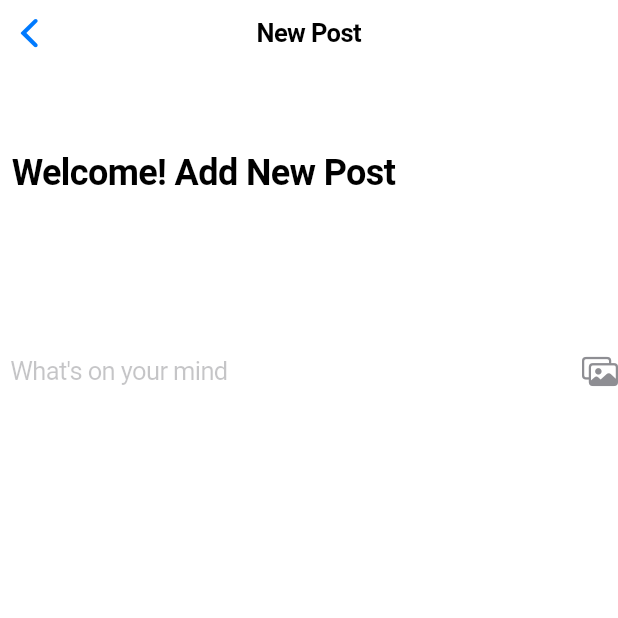
After one commit to kunalnyc/Fashion-Social-Media, a Flutter app: the NewPost screen opened directly, on a phone screen of 412 x 824 dp, the top half of it. The commit adds this screen. Run offline on Flutter 3.47's test engine with Material 3 defaults, Android fonts, the light colour scheme and no system bars; our stand-ins replace image_picker; network calls fail.

Commit message:
Custom Field

```diff
--- a/lib/Screens/home_page.dart
+++ b/lib/Screens/home_page.dart
@@ -1,4 +1,5 @@
 import 'package:fashion_media/Screens/Closet/fashion.dart';
+import 'package:fashion_media/Screens/post_screen.dart';
 import 'package:flutter/cupertino.dart';
 import 'package:flutter/material.dart';
 
@@ -214,7 +215,7 @@ class _HomePageState extends State<HomePage> {
           CupertinoActionSheetAction(
             onPressed: () {
               Navigator.of(context).push(CupertinoPageRoute(
-                  builder: (context) => const FashionScreen()));
+                  builder: (context) => const NewPost()));
             },
             child: const Text('New Post'),
           ),
--- /dev/null
+++ b/lib/Screens/post_screen.dart
@@ -0,0 +1,47 @@
+import 'package:fashion_media/UI/button_bar.dart';
+import 'package:fashion_media/UI/button_bar1.dart';
+import 'package:fashion_media/UI/custom_field.dart';
+import 'package:fashion_media/functions/Text/text_bar.dart';
+import 'package:flutter/cupertino.dart';
+import 'package:flutter/material.dart';
+
+class NewPost extends StatefulWidget {
+  const NewPost({super.key});
+
+  @override
+  State<NewPost> createState() => _NewPostState();
+}
+
+class _NewPostState extends State<NewPost> {
+  @override
+  Widget build(BuildContext context) {
+    return CupertinoPageScaffold(
+      navigationBar: const CupertinoNavigationBar(
+        middle: Text('New Post'),
+      ),
+      child: Column(
+        children: [
+          const Row(
+            children: [
+              SizedBox(
+                height: 230,
+              ),
+              Padding(
+                padding: EdgeInsets.all(8.0),
+                child: Text(
+                  'Welcome! Add New Post',
+                  style: TextStyle(fontWeight: FontWeight.bold, fontSize: 24),
+                ),
+              ),
+            ],
+          ),
+          Row(
+            children: [
+               CustomTextField(),
+            ],
+          )
+        ],
+      ),
+    );
+  }
+}
--- /dev/null
+++ b/lib/UI/custom_field.dart
@@ -0,0 +1,23 @@
+import 'package:flutter/cupertino.dart';
+import 'package:flutter/material.dart';
+
+class CustomTextField extends StatelessWidget {
+  CustomTextField({super.key});
+  final TextEditingController _textController = TextEditingController();
+  @override
+  Widget build(BuildContext context) {
+    return Expanded(
+      child: CupertinoTextField(
+        controller: _textController,
+        placeholder: 'What\'s on your mind',
+        suffix: const Icon(
+          CupertinoIcons.photo_on_rectangle,
+          color: CupertinoColors.systemGrey,
+        ),
+        decoration: BoxDecoration(
+          borderRadius: BorderRadius.circular(15.0),
+        ),
+      ),
+    );
+  }
+}
```
Also changed, not shown: lib/UI/Buttons/custom_button.dart (added, +19 -0 lines), lib/functions/Text/text_bar.dart (added, +20 -0 lines), lib/functions/image_picker.dart (+19 -5 lines).
